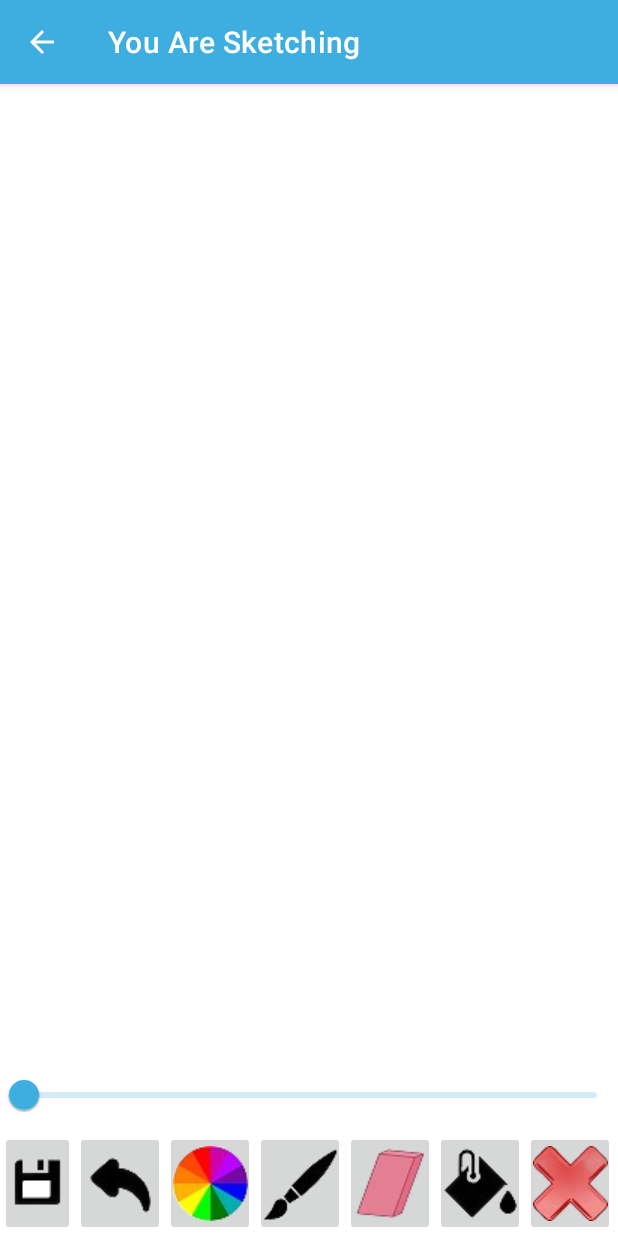
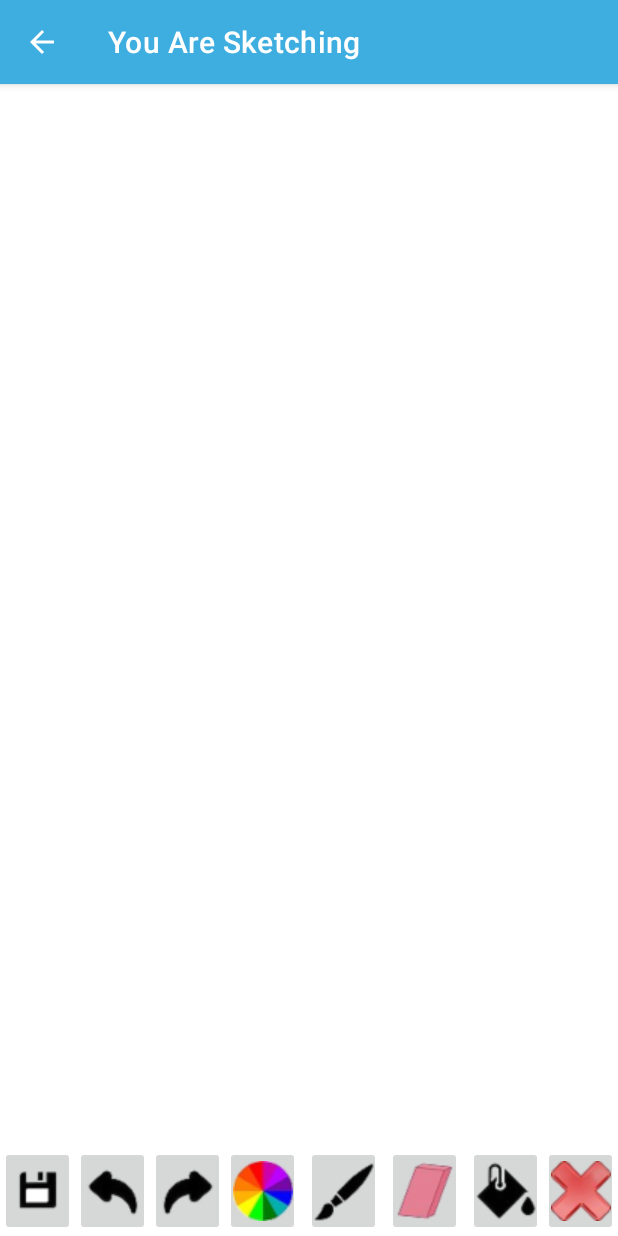
Before and after one commit to danielvnguyen/SketchApp, an Android app: the SketchScreen screen opened directly, with no data from a screen before it, after a tap on an icon or button, on a phone screen of 412 x 824 dp. Run offline under Robolectric (Android 15) with nearby library versions, the phone set to English and light mode, and no system bars; libraries missing offline, so code that uses them is left out: petrov.kristiyan.colorpicker; Roboto replaces fonts that are not available here; 2 other taps on this screen came first.

Commit message:
added redo button; starting off eraser functionality

```diff
--- a/app/src/main/java/com/example/sketchapp/UI/SketchScreen.java
+++ b/app/src/main/java/com/example/sketchapp/UI/SketchScreen.java
@@ -43,11 +43,13 @@ public class SketchScreen extends AppCompatActivity {
     private ImageButton eraserBtn;
     private ImageButton bucketBtn;
     private ImageButton clearBtn;
+    private ImageButton redoBtn;
     private RangeSlider rangeSlider;
     private int backgroundColour;
     private int currentColour;
     private ArrayList<String> colorsHexList;
     private MediaPlayer buttonSound;
+    private RangeSlider eraseSlider;
 
     @Override
     protected void onCreate(Bundle savedInstanceState) {
@@ -59,6 +61,7 @@ public class SketchScreen extends AppCompatActivity {
         colorsHexList = new ArrayList<>();
         paint = findViewById(R.id.draw_view);
         rangeSlider = findViewById(R.id.rangebar);
+        eraseSlider = findViewById(R.id.eraseBar);
         undoBtn = findViewById(R.id.undoBtn);
         saveBtn = findViewById(R.id.saveBtn);
         colourBtn = findViewById(R.id.colourBtn);
@@ -66,6 +69,7 @@ public class SketchScreen extends AppCompatActivity {
         eraserBtn = findViewById(R.id.eraserBtn);
         bucketBtn = findViewById(R.id.bucketBtn);
         clearBtn = findViewById(R.id.clearBtn);
+        redoBtn = findViewById(R.id.redoBtn);
         backgroundColour = Color.WHITE;
         currentColour = Color.BLACK;
 
@@ -93,10 +97,31 @@ public class SketchScreen extends AppCompatActivity {
     }
 
     private void setUpSounds() {
-        buttonSound = MediaPlayer.create(getApplicationContext(), R.raw.button_click);
+        buttonSound = MediaPlayer.create(getApplicationContext(), R.raw.click_sound);
     }
 
     private void setUpButtons() {
+        eraserBtn.setOnClickListener(view -> {
+            buttonSound.start();
+            paint.setErase(true);
+            paint.setColour(getResources().getColor(android.R.color.transparent));
+            paint.eraseClicked();
+
+//            if (eraseSlider.getVisibility() == View.VISIBLE)
+//                eraseSlider.setVisibility(View.GONE);
+//            else {
+//                if (rangeSlider.getVisibility() == View.VISIBLE) {
+//                    rangeSlider.setVisibility(View.GONE);
+//                }
+//                eraseSlider.setVisibility(View.VISIBLE);
+//            }
+
+        });
+
+        redoBtn.setOnClickListener(view -> {
+            buttonSound.start();
+        });
+
         undoBtn.setOnClickListener(view -> {
             paint.undo();
             buttonSound.start();
@@ -105,11 +130,6 @@ public class SketchScreen extends AppCompatActivity {
         clearBtn.setOnClickListener(view -> {
             Toast.makeText(getApplicationContext(),"Cleared the canvas", Toast.LENGTH_SHORT).show();
             paint.clearCanvas();
-            buttonSound.start();
-        });
-
-        eraserBtn.setOnClickListener(view -> {
-            paint.setColour(backgroundColour);
             buttonSound.start();
         });
 
@@ -179,17 +199,29 @@ public class SketchScreen extends AppCompatActivity {
 
         strokeBtn.setOnClickListener(view -> {
             buttonSound.start();
+            paint.setErase(false);
             paint.setColour(currentColour);
+            paint.strokeClicked();
+
             if (rangeSlider.getVisibility() == View.VISIBLE)
                 rangeSlider.setVisibility(View.GONE);
-            else
+            else {
+                if (eraseSlider.getVisibility() == View.VISIBLE) {
+                    eraseSlider.setVisibility(View.GONE);
+                }
                 rangeSlider.setVisibility(View.VISIBLE);
+            }
         });
 
         rangeSlider.setValueFrom(0.0f);
         rangeSlider.setValueTo(100.0f);
         rangeSlider.addOnChangeListener((slider, value, fromUser) ->
                 paint.setStrokeWidth((int) value));
+
+        eraseSlider.setValueFrom(0.0f);
+        eraseSlider.setValueTo(100.0f);
+//        eraseSlider.addOnChangeListener((slider, value, fromUser) ->
+//                paint.setEraserWidth((int) value));
 
         ViewTreeObserver vto = paint.getViewTreeObserver();
         vto.addOnGlobalLayoutListener(new ViewTreeObserver.OnGlobalLayoutListener() {
--- a/app/src/main/res/layout/activity_sketch_screen.xml
+++ b/app/src/main/res/layout/activity_sketch_screen.xml
@@ -9,28 +9,8 @@
 
 
     <ImageButton
-        android:id="@+id/strokeBtn"
-        android:layout_width="60dp"
-        android:layout_height="wrap_content"
-        android:src="@drawable/paintbrush"
-        android:text="@string/stroke"
-        app:layout_constraintBottom_toBottomOf="parent"
-        app:layout_constraintStart_toEndOf="@+id/colourBtn"
-        tools:ignore="ContentDescription,ImageContrastCheck,SpeakableTextPresentCheck" />
-
-    <ImageButton
-        android:id="@+id/colourBtn"
-        android:layout_width="60dp"
-        android:layout_height="wrap_content"
-        android:src="@drawable/btn_colour"
-        android:text="@string/colour"
-        app:layout_constraintBottom_toBottomOf="parent"
-        app:layout_constraintStart_toEndOf="@+id/undoBtn"
-        tools:ignore="ContentDescription,SpeakableTextPresentCheck" />
-
-    <ImageButton
         android:id="@+id/undoBtn"
-        android:layout_width="60dp"
+        android:layout_width="50dp"
         android:layout_height="wrap_content"
         android:src="@drawable/undo_arrow"
         android:text="@string/undo"
@@ -49,9 +29,21 @@
         tools:ignore="ContentDescription,SpeakableTextPresentCheck" />
 
     <ImageButton
+        android:id="@+id/bucketBtn"
+        android:layout_width="50dp"
+        android:layout_height="wrap_content"
+        android:layout_marginStart="4dp"
+        android:src="@drawable/paint_tool"
+        android:text="@string/bucket"
+        app:layout_constraintBottom_toBottomOf="parent"
+        app:layout_constraintStart_toEndOf="@+id/eraserBtn"
+        tools:ignore="ContentDescription,SpeakableTextPresentCheck,ImageContrastCheck" />
+
+    <ImageButton
         android:id="@+id/eraserBtn"
-        android:layout_width="60dp"
+        android:layout_width="50dp"
         android:layout_height="wrap_content"
+        android:layout_marginStart="4dp"
         android:src="@drawable/eraser_tool"
         android:text="@string/erase"
         app:layout_constraintBottom_toBottomOf="parent"
@@ -59,23 +51,44 @@
         tools:ignore="ContentDescription,SpeakableTextPresentCheck,ImageContrastCheck" />
 
     <ImageButton
-        android:id="@+id/bucketBtn"
-        android:layout_width="60dp"
+        android:id="@+id/strokeBtn"
+        android:layout_width="50dp"
         android:layout_height="wrap_content"
-        android:src="@drawable/paint_tool"
-        android:text="@string/bucket"
+        android:layout_marginStart="4dp"
+        android:src="@drawable/paintbrush"
+        android:text="@string/stroke"
         app:layout_constraintBottom_toBottomOf="parent"
-        app:layout_constraintStart_toEndOf="@+id/eraserBtn"
+        app:layout_constraintStart_toEndOf="@+id/colourBtn"
+        tools:ignore="ContentDescription,ImageContrastCheck,SpeakableTextPresentCheck" />
+
+    <ImageButton
+        android:id="@+id/colourBtn"
+        android:layout_width="50dp"
+        android:layout_height="wrap_content"
+        android:src="@drawable/btn_colour"
+        android:text="@string/colour"
+        app:layout_constraintBottom_toBottomOf="parent"
+        app:layout_constraintStart_toEndOf="@+id/redoBtn"
         tools:ignore="ContentDescription,SpeakableTextPresentCheck,ImageContrastCheck" />
 
     <ImageButton
         android:id="@+id/clearBtn"
-        android:layout_width="60dp"
+        android:layout_width="50dp"
         android:layout_height="wrap_content"
         android:src="@drawable/clear_btn"
         android:text="@string/clear"
         app:layout_constraintBottom_toBottomOf="parent"
         app:layout_constraintStart_toEndOf="@+id/bucketBtn"
+        tools:ignore="ContentDescription,SpeakableTextPresentCheck,ImageContrastCheck" />
+
+    <ImageButton
+        android:id="@+id/redoBtn"
+        android:layout_width="50dp"
+        android:layout_height="wrap_content"
+        android:src="@drawable/redo_arrow"
+        android:text="@string/redo"
+        app:layout_constraintBottom_toBottomOf="parent"
+        app:layout_constraintStart_toEndOf="@+id/undoBtn"
         tools:ignore="ContentDescription,SpeakableTextPresentCheck,ImageContrastCheck" />
 
     <com.google.android.material.slider.RangeSlider
@@ -86,8 +99,22 @@
         app:layout_constraintBottom_toTopOf="@+id/strokeBtn"
         app:layout_constraintEnd_toEndOf="parent"
         app:layout_constraintStart_toStartOf="parent"
-        tools:ignore="SpeakableTextPresentCheck"
-        tools:visibility="visible" />
+        tools:ignore="SpeakableTextPresentCheck" />
+
+    <com.google.android.material.slider.RangeSlider
+        android:id="@+id/eraseBar"
+        android:layout_width="wrap_content"
+        android:layout_height="wrap_content"
+        android:layout_marginBottom="48dp"
+        android:visibility="gone"
+        app:layout_constraintBottom_toTopOf="@+id/strokeBtn"
+        app:layout_constraintEnd_toEndOf="parent"
+        app:layout_constraintHorizontal_bias="1.0"
+        app:layout_constraintStart_toStartOf="parent"
+        app:thumbColor="@color/purple_200"
+        app:trackColorActive="@color/purple_200"
+        app:trackColorInactive="@color/purple_200"
+        tools:ignore="SpeakableTextPresentCheck" />
 
     <com.example.sketchapp.Model.DrawView
         android:id="@+id/draw_view"
--- a/app/src/main/res/values/strings.xml
+++ b/app/src/main/res/values/strings.xml
@@ -31,4 +31,5 @@
         https://www.linkedin.com/in/daniel-v-nguyen \n<br/>
         https://www.danielvnguyen.com
     </string>
+    <string name="redo">Redo</string>
 </resources>
```
Also changed, not shown: app/src/main/java/com/example/sketchapp/Model/DrawView.java (+35 -4 lines), app/src/main/res/drawable-v24/btn_colour.png (added), app/src/main/res/drawable-v24/clear_btn.png (added), app/src/main/res/drawable-v24/eraser_tool.png (added), app/src/main/res/drawable-v24/paint_tool.png (added), app/src/main/res/drawable-v24/paintbrush.png (added), app/src/main/res/drawable-v24/redo_arrow.png (added), app/src/main/res/drawable-v24/save.png (added), app/src/main/res/drawable-v24/undo_arrow.png (added), app/src/main/res/drawable/btn_colour.png (deleted), app/src/main/res/drawable/clear_btn.png (deleted), app/src/main/res/drawable/eraser_tool.png (deleted), app/src/main/res/drawable/paint_tool.png (deleted), app/src/main/res/drawable/paintbrush.png (deleted), 2 more files, 1 other file.
